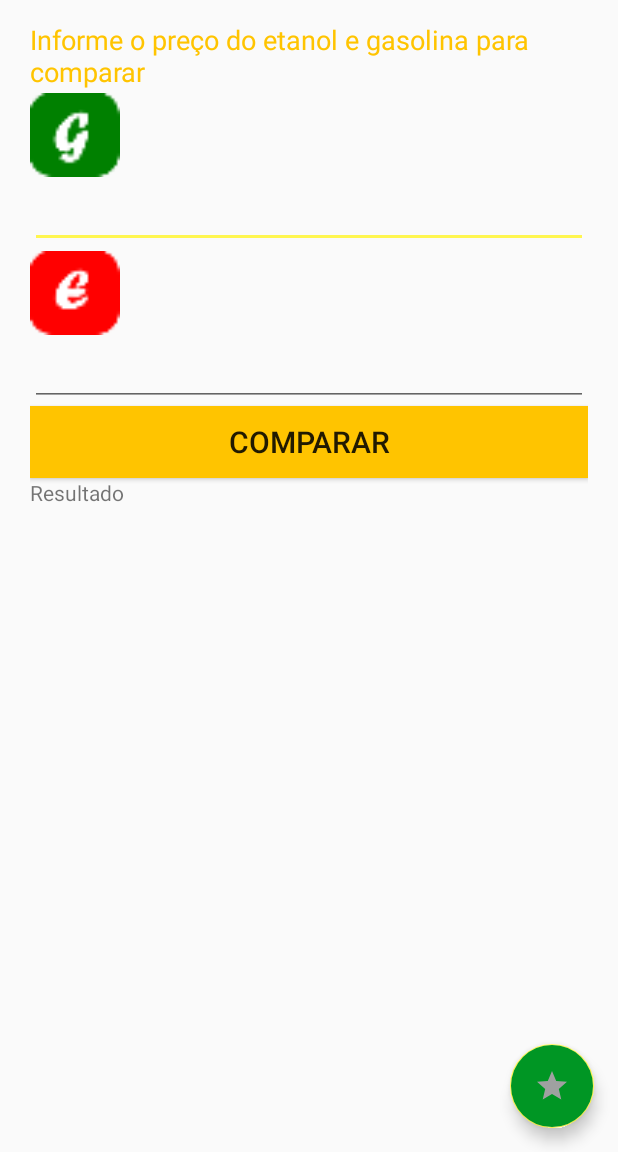
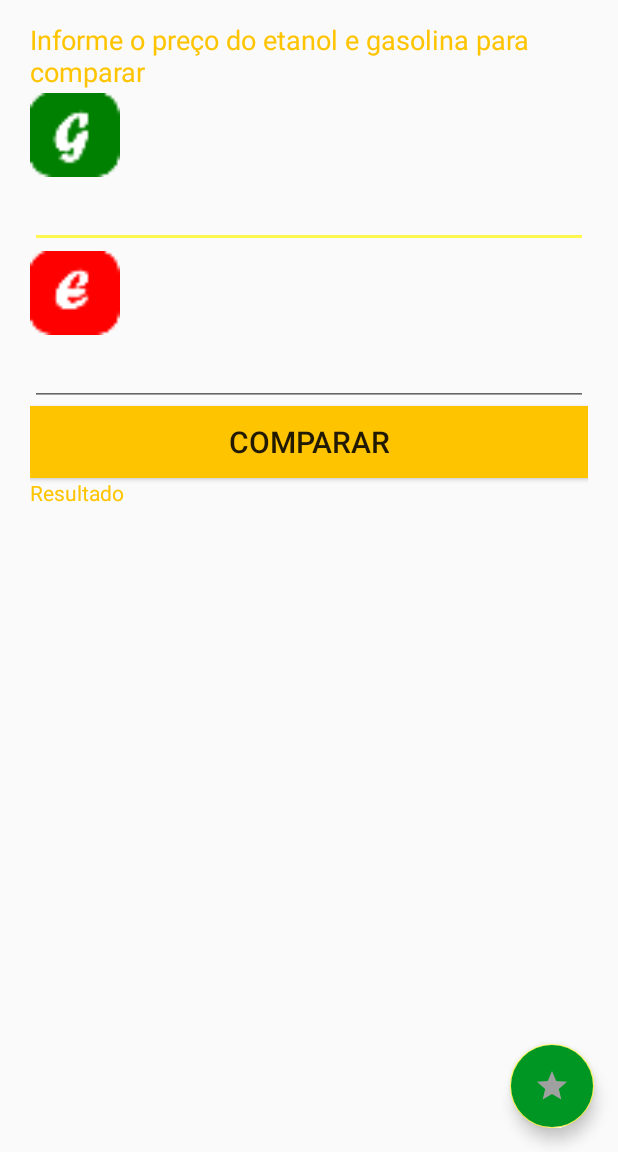
Before and after one commit to manbbo/santander-coders, an Android app: the screen it shows after launch (MainActivity), on a phone screen of 412 x 824 dp, the part 84-1236 px from its top. Run offline under Robolectric (Android 15) with nearby library versions, the phone set to English and light mode, and no system bars.

Commit message:
Third commit

```diff
--- a/Android/app/src/main/res/layout/activity_main.xml
+++ b/Android/app/src/main/res/layout/activity_main.xml
@@ -57,11 +57,12 @@
         <TextView
             android:layout_width="wrap_content"
             android:layout_height="wrap_content"
-            android:text="@string/resultado"/>
+            android:text="@string/resultado"
+            android:textColor="@color/colorPrimary"/>
         <ImageView
             android:id="@+id/compre"
             android:layout_width="match_parent"
-            android:layout_height="match_parent"/>
+            android:layout_height="wrap_content"/>
 
     </LinearLayout>
     <com.google.android.material.floatingactionbutton.FloatingActionButton
```
